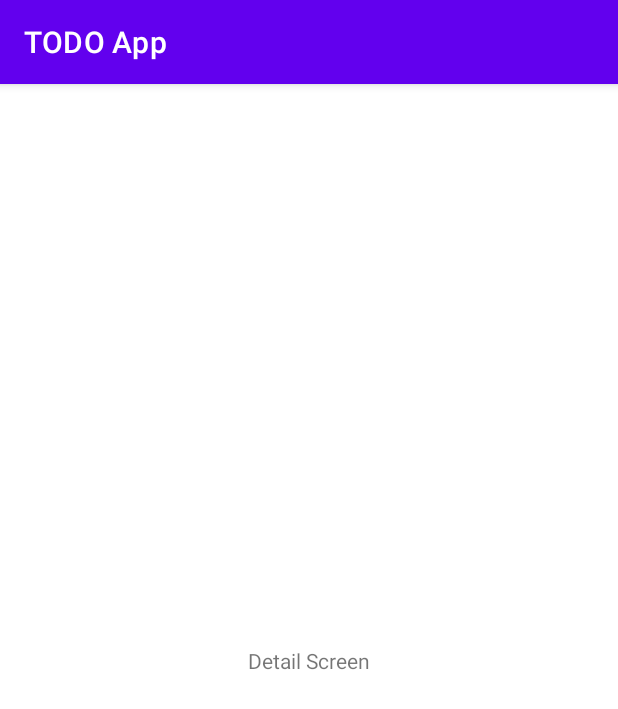
After one commit to rebahozkoc/TODO-App, an Android app: the DetailActivity screen opened directly, with no data from a screen before it, on a phone screen of 412 x 824 dp. The commit adds this screen. Shown: the top 709 px of the screen. Run offline under Robolectric (Android 15) with nearby library versions, the phone set to English and light mode, and no system bars.

Commit message:
Create list, create, and detail screen

```diff
--- a/app/src/main/AndroidManifest.xml
+++ b/app/src/main/AndroidManifest.xml
@@ -9,13 +9,15 @@
         android:roundIcon="@mipmap/ic_launcher_round"
         android:supportsRtl="true"
         android:theme="@style/Theme.TODOApp">
-        <activity android:name=".MainActivity">
+        <activity android:name=".ui.list.ListActivity">
             <intent-filter>
                 <action android:name="android.intent.action.MAIN" />
 
                 <category android:name="android.intent.category.LAUNCHER" />
             </intent-filter>
         </activity>
+        <activity android:name=".ui.create.CreateActivity" />
+        <activity android:name=".ui.detail.DetailActivity" />
     </application>
 
 </manifest>
--- /dev/null
+++ b/app/src/main/java/com/example/todoapp/ui/detail/DetailActivity.kt
@@ -0,0 +1,12 @@
+package com.example.todoapp.ui.detail
+
+import androidx.appcompat.app.AppCompatActivity
+import android.os.Bundle
+import com.example.todoapp.R
+
+class DetailActivity : AppCompatActivity() {
+    override fun onCreate(savedInstanceState: Bundle?) {
+        super.onCreate(savedInstanceState)
+        setContentView(R.layout.activity_detail)
+    }
+}
--- /dev/null
+++ b/app/src/main/res/layout/activity_detail.xml
@@ -0,0 +1,18 @@
+<?xml version="1.0" encoding="utf-8"?>
+<androidx.constraintlayout.widget.ConstraintLayout xmlns:android="http://schemas.android.com/apk/res/android"
+    xmlns:app="http://schemas.android.com/apk/res-auto"
+    xmlns:tools="http://schemas.android.com/tools"
+    android:layout_width="match_parent"
+    android:layout_height="match_parent"
+    tools:context=".ui.list.ListActivity">
+
+    <TextView
+        android:layout_width="wrap_content"
+        android:layout_height="wrap_content"
+        android:text="Detail Screen"
+        app:layout_constraintBottom_toBottomOf="parent"
+        app:layout_constraintLeft_toLeftOf="parent"
+        app:layout_constraintRight_toRightOf="parent"
+        app:layout_constraintTop_toTopOf="parent" />
+
+</androidx.constraintlayout.widget.ConstraintLayout>
--- a/app/src/main/res/layout/activity_main.xml
+++ b/app/src/main/res/layout/activity_list.xml
@@ -4,12 +4,12 @@
     xmlns:tools="http://schemas.android.com/tools"
     android:layout_width="match_parent"
     android:layout_height="match_parent"
-    tools:context=".MainActivity">
+    tools:context=".ui.list.ListActivity">
 
     <TextView
         android:layout_width="wrap_content"
         android:layout_height="wrap_content"
-        android:text="Hello World!"
+        android:text="List Screen"
         app:layout_constraintBottom_toBottomOf="parent"
         app:layout_constraintLeft_toLeftOf="parent"
         app:layout_constraintRight_toRightOf="parent"
```
Also changed, not shown: app/src/main/java/com/example/todoapp/ui/create/CreateActivity.kt (renamed from app/src/main/java/com/example/todoapp/MainActivity.kt, +4 -3 lines), app/src/main/java/com/example/todoapp/ui/list/ListActivity.kt (added, +12 -0 lines), app/src/main/res/layout/activity_create.xml (added, +18 -0 lines), gradle/wrapper/gradle-wrapper.properties.
